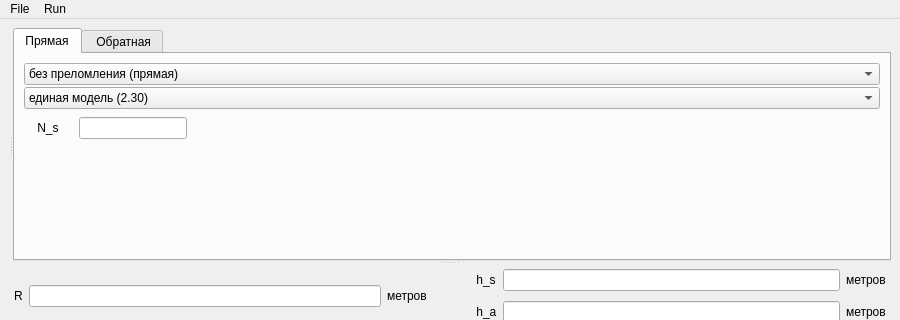
Above: main/mainwindow.ui from Kirikus/2024_Refraction before the change; both pictures show x 0 to 900 and y 0 to 320 of the 900 by 740 pixel window. Below: the same form after it.
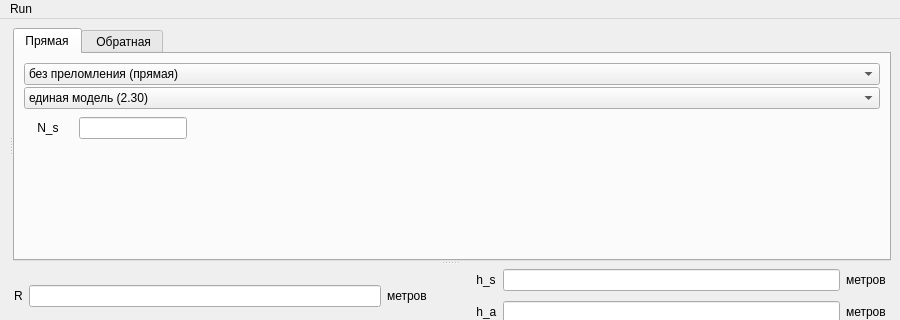
That is the form after the change. Custom widgets are drawn as their Qt base class.

Commit message: gui: remove menu item "File"

The edit to the form file:
```diff
--- a/main/mainwindow.ui
+++ b/main/mainwindow.ui
@@ -982,18 +982,12 @@
      <height>20</height>
     </rect>
    </property>
-   <widget class="QMenu" name="menuFile">
-    <property name="title">
-     <string>File</string>
-    </property>
-   </widget>
    <widget class="QMenu" name="menuRun">
     <property name="title">
      <string>Run</string>
     </property>
     <addaction name="action_run_calculate"/>
    </widget>
-   <addaction name="menuFile"/>
    <addaction name="menuRun"/>
   </widget>
   <widget class="QStatusBar" name="statusbar"/>
```
